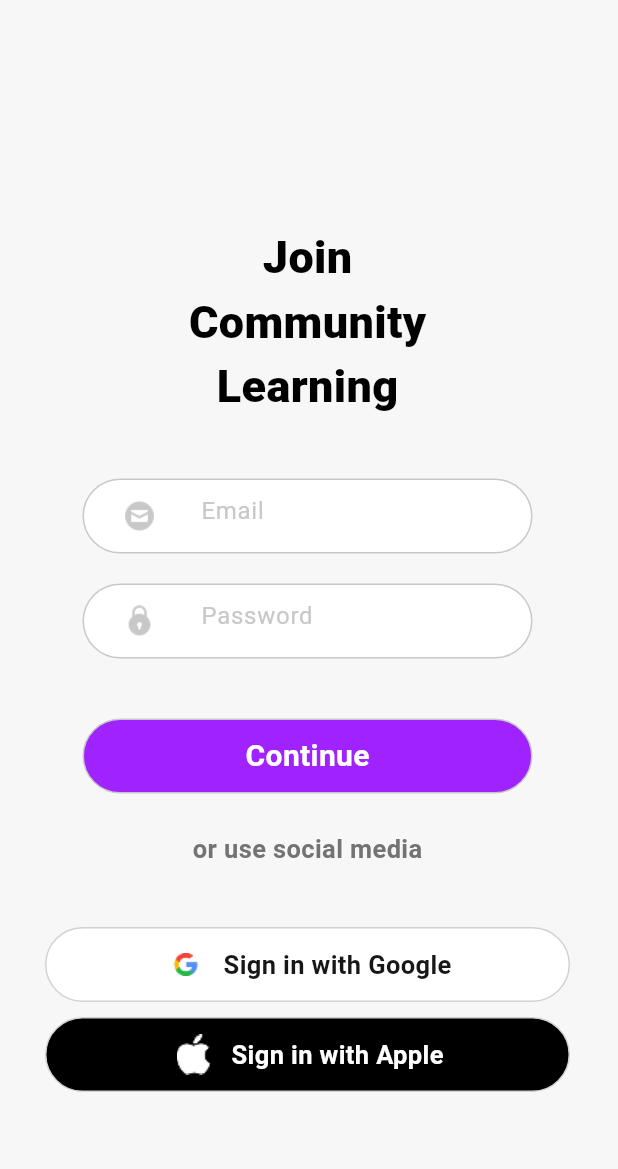
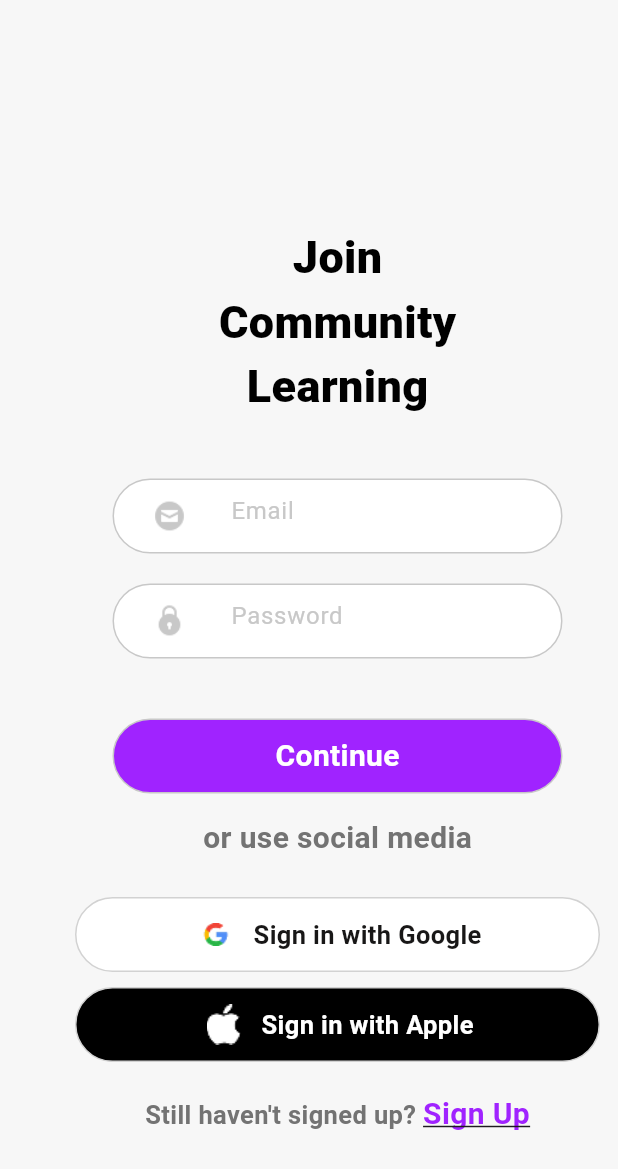
Before and after one commit to bbclubspace/cerebria, a Flutter app: the screen it shows after launch, on a phone screen of 412 x 824 dp. Shown: the top 1169 px of the screen. Run offline on Flutter 3.47's test engine with Material 3 defaults, Android fonts, the phone set to English and light mode, and no system bars.

Commit message:
Üye ol ekranı tasarımı gerçekleştirildi.

```diff
--- a/lib/main.dart
+++ b/lib/main.dart
@@ -1,6 +1,8 @@
 import 'package:cerebria/routes/routes.dart';
 import 'package:cerebria/pages/auth/login_page.dart';
 import 'package:cerebria/pages/home/home_page.dart';
+import 'package:cerebria/pages/auth/sing_up_page.dart';
+
 import 'package:flutter/material.dart';
 
 
@@ -22,6 +24,7 @@ class MainApp extends StatelessWidget {
       routes: {
         Routes.home: (context) => const HomePage(),
         Routes.login: (context) => const LoginPage(),
+        Routes.sing_up: (context) => const SignUpPage(),
       },
     );
   }
--- a/lib/pages/auth/login_page.dart
+++ b/lib/pages/auth/login_page.dart
@@ -1,9 +1,10 @@
 import 'package:flutter/material.dart';
-
+import 'package:flutter/gestures.dart';
 import '../../routes/routes.dart';
 import '../../themes/app_colors.dart';
 import '../../widget/button/alternatif_login_button.dart';
 import '../../widget/button/auth_button.dart';
+import '../../widget/button/sing_up_button.dart';
 import '../../widget/text/auth_title_text.dart';
 import '../../widget/textfield/auth_textfield.dart';
 
@@ -17,7 +18,7 @@ class LoginPage extends StatelessWidget {
     return Scaffold(
       backgroundColor: colors.login.pageBgColor,
       body: Padding(
-        padding: const EdgeInsets.only(left: 30),
+        padding: const EdgeInsets.only(left: 50),
         child: Column(
           mainAxisAlignment: MainAxisAlignment.start,
           crossAxisAlignment: CrossAxisAlignment.center,
@@ -47,16 +48,16 @@ class LoginPage extends StatelessWidget {
 
             const SizedBox(height: 40),
             AuthButton(colors: colors, onTap: (){Navigator.pushReplacementNamed(context, Routes.home);},),
-            SizedBox(height: 25),
+            SizedBox(height: 15),
             Text(
               "or use social media",
               style: TextStyle(
                 color: colors.login.orContinueSocialButtonColor,
-                fontSize: 17,
+                fontSize: 20,
                 fontWeight: FontWeight.bold,
               ),
             ),
-            const SizedBox(height: 40),
+            const SizedBox(height: 25),
 
             // buradaki butonlar reacttaki component mantığı gibi
             // google ile giriş butonu
@@ -76,6 +77,10 @@ class LoginPage extends StatelessWidget {
               bgColor: colors.login.appleSignInBgColor,
               textColor: colors.login.appleSignInTextColor,
             ),
+
+            const SizedBox(height: 20),
+            SingUpButton(colors: colors, onTap: (){Navigator.pushReplacementNamed(context, Routes.sing_up);},),
+            SizedBox(height: 50),
           ],
         ),
       ),
--- a/lib/pages/home/home_page.dart
+++ b/lib/pages/home/home_page.dart
@@ -60,7 +60,7 @@ class HomePage extends StatelessWidget {
                     // isim falan onun içeriği
                     HomeGreeting(
                       colors: colors,
-                      username: "Levent",
+                      username: "Eda",
                       subtitle: "What would you like to learn today?",
                       dailyGoalStatus: "%40",
                     ),
@@ -115,7 +115,7 @@ class HomePage extends StatelessWidget {
               Padding(
                 padding: const EdgeInsets.only(left: 20),
                 child: SizedBox(
-                  height: 100,
+                  height: 200,
                   child: ListView.separated(
                     scrollDirection: Axis.horizontal,
                     itemCount: ranks.length,
--- a/lib/routes/routes.dart
+++ b/lib/routes/routes.dart
@@ -2,4 +2,5 @@ class Routes {
   static const String home = '/home';
   static const String login = '/login';
   static const String profile = '/profile';
+  static const String sing_up = '/sing_up';
 }
--- /dev/null
+++ b/lib/widget/button/sing_up_button.dart
@@ -0,0 +1,42 @@
+import 'package:flutter/cupertino.dart';
+
+import '../../themes/app_colors.dart';
+
+class SingUpButton extends StatelessWidget {
+  const SingUpButton({
+    super.key,
+    required this.colors,
+    this.onTap,
+  });
+
+  final AppColors colors;
+  final Function()? onTap;
+
+  @override
+  Widget build(BuildContext context) {
+    return GestureDetector(
+      onTap: onTap,
+      child: Text.rich(
+        TextSpan(
+          text: "Still haven't signed up? ",
+          style: TextStyle(
+            color: colors.login.orContinueSocialButtonColor,
+            fontSize: 17,
+            fontWeight: FontWeight.bold,
+          ),
+          children: <TextSpan>[
+            TextSpan(
+              text: "Sign Up",
+              style: TextStyle(
+                color: colors.login.buttonBgColor,
+                fontSize: 20,
+                fontWeight: FontWeight.bold,
+                decoration: TextDecoration.underline,
+              ),
+            ),
+          ],
+        ),
+      ),
+    );
+  }
+}
--- a/lib/widget/textfield/auth_textfield.dart
+++ b/lib/widget/textfield/auth_textfield.dart
@@ -25,7 +25,7 @@ class AuthTextfield extends StatelessWidget {
       height: 50,
       decoration: BoxDecoration(
         color: colors.login.textFieldBgColor,
-        borderRadius: BorderRadius.circular(50),
+        borderRadius: BorderRadius.circular(100),
         border: Border.all(color: colors.login.textFieldStrokeColor),
       ),
       child: TextField(
```
Also changed, not shown: lib/pages/auth/sing_up_page.dart (added, +106 -0 lines), lib/widget/button/back_button.dart (added, +52 -0 lines), assets/auth-icon/back.png (added), pubspec.lock, 1 other file.
